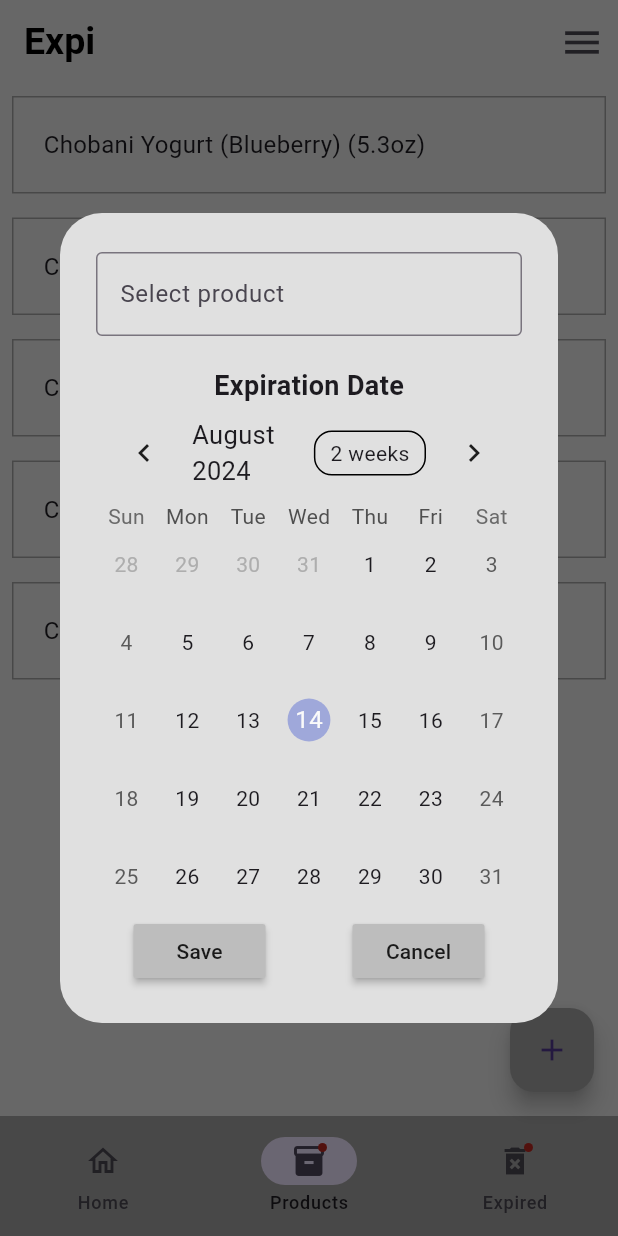
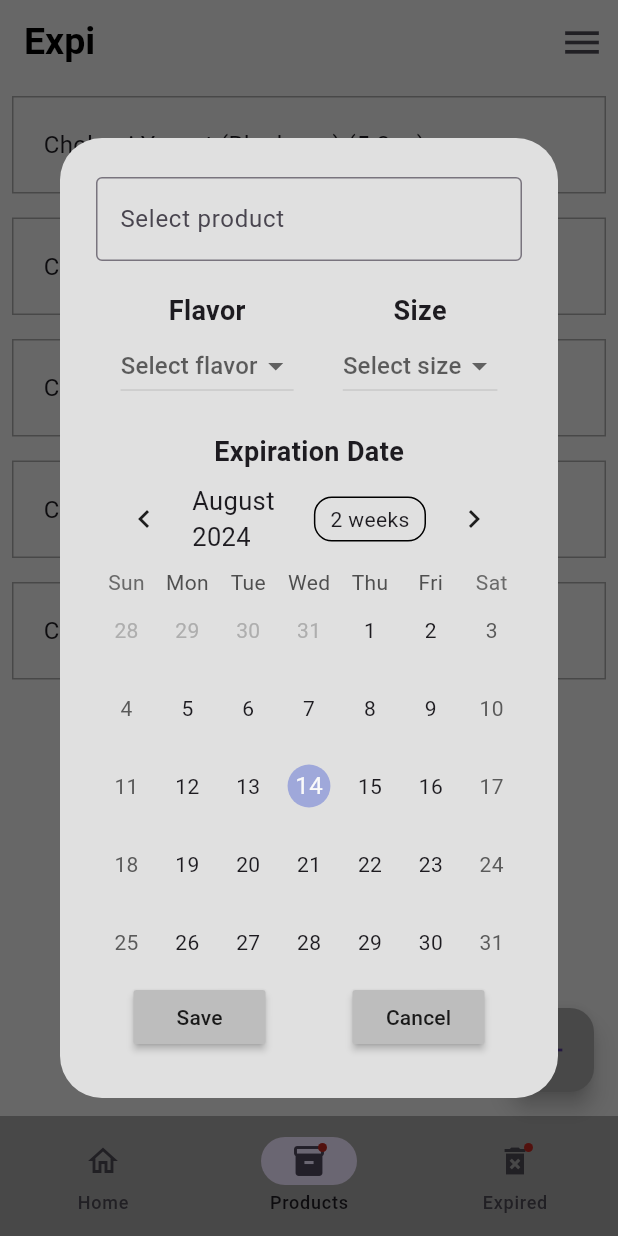
Before and after one commit to yadrielsamir/Expi, a Flutter app: the screen it shows after launch, item 2 of the bottom bar chosen, after a tap on the "add" icon, on a phone screen of 412 x 824 dp. Run offline on Flutter 3.47's test engine with Material 3 defaults, Android fonts, the phone set to English and light mode, and no system bars; drawn by our look-alikes of flutter_typeahead, table_calendar.

Commit message:
Size and flavor options for products

```diff
--- a/lib/core/util/dialogBox.dart
+++ b/lib/core/util/dialogBox.dart
@@ -4,12 +4,15 @@ import 'package:flutter/material.dart';
 import 'package:flutter_typeahead/flutter_typeahead.dart';
 import 'package:table_calendar/table_calendar.dart';
 import 'package:expiration_date/features/services/productService.dart';
+import 'package:expiration_date/features/services/chobaniService.dart';
 
 class DialogBox extends StatefulWidget {
   final TextEditingController controller;
   final VoidCallback onSave;
   final VoidCallback onCancel;
   final Function(DateTime?) onDateSelected;
+  final Function(String?) flavor;
+  final Function(double?) size;
 
 
   const DialogBox({
@@ -17,7 +20,9 @@ class DialogBox extends StatefulWidget {
     required this.controller,
     required this.onSave,
     required this.onCancel,
-    required this.onDateSelected
+    required this.onDateSelected,
+    required this.flavor,
+    required this.size
   });
 
   @override
@@ -28,6 +33,9 @@ class _DialogBoxState extends State<DialogBox> {
   DateTime today = DateTime.now();
   DateTime? _selectedDay;
   DateTime _focusedDay = DateTime.now();
+  String? _selectedFlavor;
+  double? _selectedSize;
+
 
   DateTime? getSelectedDay(){
     return _selectedDay;
@@ -38,7 +46,7 @@ class _DialogBoxState extends State<DialogBox> {
     return AlertDialog(
       backgroundColor: Colors.grey[300],
       content: Container(
-        height: 500,
+        height: 600,
         width: 500,
         child: Column(
           mainAxisAlignment: MainAxisAlignment.start,
@@ -63,6 +71,59 @@ class _DialogBoxState extends State<DialogBox> {
               return ListTile(title: Text(product.name));
             }),
             const SizedBox(height: 20),
+
+            Row(
+              mainAxisAlignment: MainAxisAlignment.spaceAround,
+              children: [
+                Column(
+                  mainAxisAlignment: MainAxisAlignment.start,
+                  children: [
+                    const Text('Flavor', style: TextStyle(fontWeight: FontWeight.bold, fontSize: 18),),
+                    DropdownButton<String>(
+                      value: _selectedFlavor,
+                      hint: const Text("Select flavor"),
+                      items: chobaniService.getChobaniFlavors().map((String flavor) {
+                        return DropdownMenuItem<String>(
+                          value: flavor,
+                          child: Text(flavor),
+                        );
+                      }).toList(),
+                      onChanged: (newValue) {
+                        setState(() {
+                          _selectedFlavor = newValue;
+                          widget.flavor(_selectedFlavor);
+                        });
+                      },
+                    ),
+                  ],
+                ),
+
+                Column(
+                  children: [
+                    const Text('Size', style: TextStyle(fontWeight: FontWeight.bold, fontSize: 18 ),),
+                    DropdownButton<double>(
+                      value: _selectedSize,
+                      hint: const Text("Select size"),
+                      items: chobaniService.getChobaniSizes().map((double size) {
+                        return DropdownMenuItem<double>(
+                          value: size,
+                          child: Text(size.toString()),
+                        );
+                      }).toList(),
+                      onChanged: (newValue) {
+                        setState(() {
+                          _selectedSize = newValue;
+                          widget.size(_selectedSize);
+                        });
+                      },
+                    ),
+                  ],
+                ),
+              ],
+            ),
+
+            const SizedBox(height: 20.0,),
+
             const Text(
               'Expiration Date',
               style: TextStyle(fontWeight: FontWeight.bold, fontSize: 18),
--- a/lib/features/presentation/pages/Home.dart
+++ b/lib/features/presentation/pages/Home.dart
@@ -19,17 +19,19 @@ class _HomePageState extends State<HomePage> {
 
   final _controller = TextEditingController();
   DateTime? _selectedDate;
+  String? _flavor;
+  double? _size;
   int currentPageIndex = 0;
 
 
 
   void saveNewProduct() {
-    if (_controller.text.isEmpty || _selectedDate == null) {
+    if (_controller.text.isEmpty || _selectedDate == null || _flavor == null || _size == null) {
       return;
     }
     else {
       setState(() {
-        showingProducts.add(Product(name: _controller.text, expirationDate: productService.productDate(_selectedDate!), flavor: 'none', size: 0));
+        showingProducts.add(Product(name: _controller.text, expirationDate: productService.productDate(_selectedDate!), flavor: _flavor!, size: _size!));
         if (!productService.productInList(_controller.text)) {
           productService.addProduct(Product(name: _controller.text, expirationDate: 0, flavor: 'none', size: 0));
         }
@@ -48,6 +50,12 @@ class _HomePageState extends State<HomePage> {
         },
         onSave: saveNewProduct,
         onCancel: () => Navigator.of(context).pop(),
+        flavor: (flavor){
+          _flavor = flavor;
+        },
+        size: (size){
+          _size = size;
+        }
       );
     });
   }
@@ -132,7 +140,7 @@ class _HomePageState extends State<HomePage> {
                         mainAxisAlignment: MainAxisAlignment.spaceBetween,
                         children: [
                           Text(
-                              '${showingProducts[index].getName()} (${showingProducts[index].getFlavor()}) (${showingProducts[index].getSize()}oz)',
+                              '${showingProducts[index].getName()}(${showingProducts[index].getFlavor()})(${showingProducts[index].getSize()}oz)',
                               style: const TextStyle(fontSize: 16)),
 
                           Text('${showingProducts[index].getExpirationDate()} days left', style: const TextStyle(fontSize: 16),),
--- a/lib/features/services/chobaniService.dart
+++ b/lib/features/services/chobaniService.dart
@@ -2,8 +2,13 @@ import 'package:expiration_date/features/data/modles.dart';
 import 'package:flutter/material.dart';
 
 class ChobaniService {
-  final List chobaniFlavors = ['Blueberry', 'Strawberry', 'Coconut', 'Coffee', 'Peach'];
+  final List<String> chobaniFlavors = ['Blueberry', 'Strawberry', 'Coconut', 'Coffee', 'Peach'];
+  final List<double> chobaniSizes = [5.3, 20.1, 16.7];
   final List<Product> _chobaniList = [];
+
+  List<String> getChobaniFlavors(){return chobaniFlavors;}
+
+  List<double> getChobaniSizes(){return chobaniSizes;}
 
   List<Product> getChobaniList(){
     for(String i in chobaniFlavors){
```
